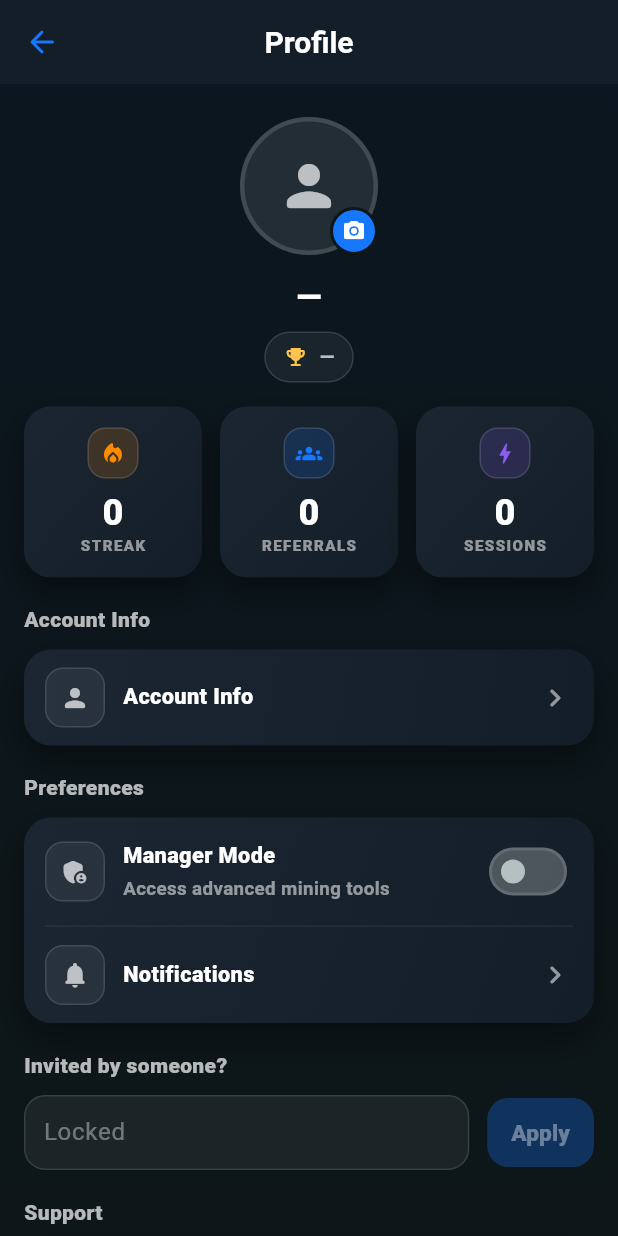
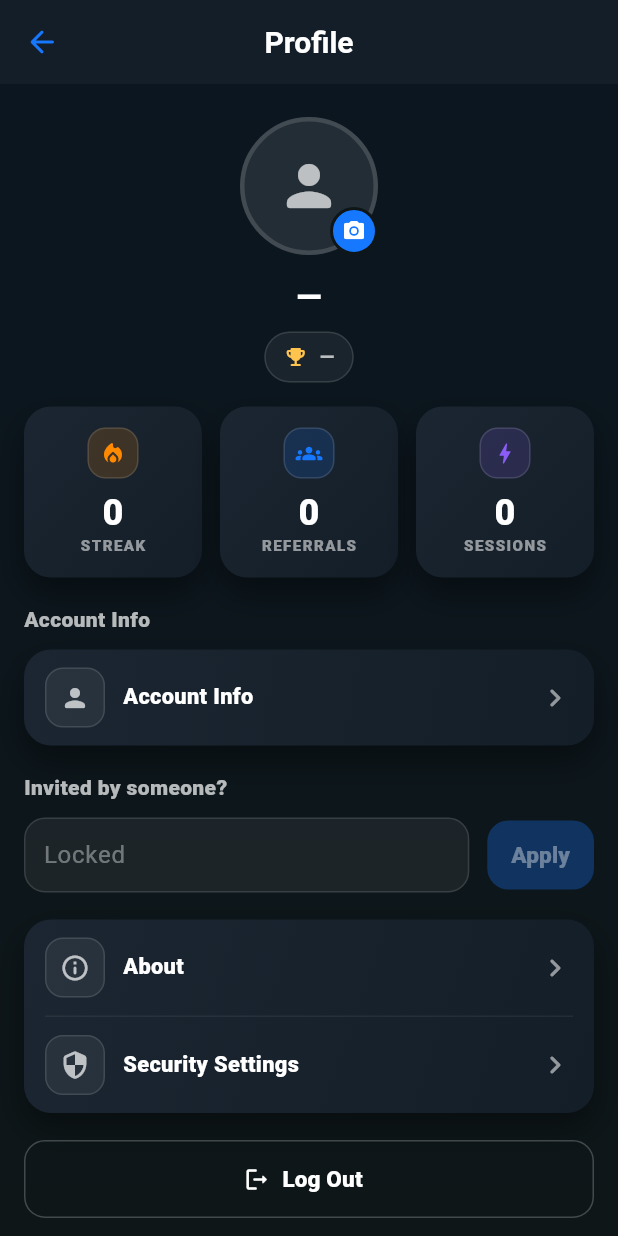
Before and after one commit to SalamMohammed/eta_network_admin_V2, a Flutter app: the ProfilePage screen opened directly, on a phone screen of 412 x 824 dp. Run offline on Flutter 3.47's test engine with Material 3 defaults, Android fonts, the phone set to English and light mode, and no system bars; our stand-ins replace cloud_firestore, file_picker, firebase_auth, firebase_core, firebase_messaging, firebase_storage and 7 more; missing offline and left inert: purchases_flutter; accounts and stored records are empty; statements that could not run were skipped.

Commit message:
V54 refactor(profile): update profile page layout and navigation
- Remove preferences section and consolidate support options into About page
- Add dedicated Security Settings page with account deletion option
- Improve text color customization in settings tiles
- Update coin creation dialog text to reflect current ecosystem messaging

```diff
--- a/lib/mobile/balance/my_coin_block.dart
+++ b/lib/mobile/balance/my_coin_block.dart
@@ -1663,7 +1663,7 @@ class _CreateCoinDialogState extends State<CreateCoinDialog> {
                       ),
                       decoration: deco(
                         'Base mining rate (coins/hour)',
-                        helperText: 'Allowed range: $_minRate – $_maxRate',
+                        helperText: 'Max Allowed : $_maxRate',
                       ),
                     ),
                     SizedBox(height: s(14)),
@@ -1800,7 +1800,7 @@ class _CreateCoinDialogState extends State<CreateCoinDialog> {
                             ),
                             TextSpan(
                               text:
-                                  'This coin is an in-app digital point used only within the ETA Network ecosystem. It is not a cryptocurrency, has no monetary value, and cannot be traded, exchanged, or redeemed for money. Any potential future use, integration, or evolution of ETA Network features will depend on platform policies, legal requirements, and community-driven decisions. No guarantees are made regarding future value or external usage.',
+                                  'This coin is part of the ETA Network ecosystem and represents participation in a growing digital community. Community coins are created by users to build, experiment, and engage within the network.ETA Network is in an early stage of development. As the ecosystem grows, new utilities, features, and integrations may be introduced based on community activity, platform evolution, and applicable guidelines.',
                               style: TextStyle(
                                 color: Colors.white70,
                                 fontWeight: FontWeight.w700,
--- a/lib/mobile/profile/profile_page.dart
+++ b/lib/mobile/profile/profile_page.dart
@@ -80,8 +80,7 @@ class _ProfilePageState extends State<ProfilePage> {
         .get();
     final statsData = statsSnap.data() ?? {};
     setState(() {
-      referralCount =
-          (statsData['active48hCount'] as num?)?.toInt() ?? 0;
+      referralCount = (statsData['active48hCount'] as num?)?.toInt() ?? 0;
     });
   }
 
@@ -153,7 +152,8 @@ class _ProfilePageState extends State<ProfilePage> {
                                     child: GestureDetector(
                                       onTap: _uploadProfileImage,
                                       child: ClipOval(
-                                        child: (thumbnailUrl != null &&
+                                        child:
+                                            (thumbnailUrl != null &&
                                                 thumbnailUrl!.isNotEmpty)
                                             ? Image.network(
                                                 thumbnailUrl!,
@@ -165,7 +165,8 @@ class _ProfilePageState extends State<ProfilePage> {
                                                             .withValues(
                                                               alpha: 0.10,
                                                             ),
-                                                    alignment: Alignment.center,
+                                                        alignment:
+                                                            Alignment.center,
                                                         child: Icon(
                                                           Icons.person_rounded,
                                                           size: s(44),
@@ -335,72 +336,72 @@ class _ProfilePageState extends State<ProfilePage> {
                       ),
                     ),
                   ),
-                  SizedBox(height: s(18)),
-                  _sectionTitle('Preferences', scale: s),
-                  SizedBox(height: s(10)),
-                  _settingsCard(
-                    scale: s,
-                    cardBg: cardBg,
-                    cardBg2: cardBg2,
-                    child: Column(
-                      children: [
-                        _settingsTile(
-                          scale: s,
-                          icon: Icons.admin_panel_settings_rounded,
-                          title: 'Manager Mode',
-                          subtitle: 'Access advanced mining tools',
-                          trailing: Theme(
-                            data: Theme.of(context).copyWith(
-                              switchTheme: SwitchThemeData(
-                                trackColor: WidgetStateProperty.resolveWith((
-                                  states,
-                                ) {
-                                  final selected = states.contains(
-                                    WidgetState.selected,
-                                  );
-                                  if (selected) return buttonBlue;
-                                  return Colors.white24;
-                                }),
-                                thumbColor: WidgetStateProperty.resolveWith((
-                                  states,
-                                ) {
-                                  final selected = states.contains(
-                                    WidgetState.selected,
-                                  );
-                                  if (selected) return Colors.white;
-                                  return Colors.white70;
-                                }),
-                              ),
-                            ),
-                            child: Switch(
-                              value: _miningService.managerEnabled,
-                              onChanged: null,
-                            ),
-                          ),
-                          onTap: null,
-                        ),
-                        Padding(
-                          padding: EdgeInsets.symmetric(horizontal: s(14)),
-                          child: Container(
-                            height: 1,
-                            color: Colors.white.withValues(alpha: 0.06),
-                          ),
-                        ),
-                        _settingsTile(
-                          scale: s,
-                          icon: Icons.notifications_rounded,
-                          title: 'Notifications',
-                          subtitle: null,
-                          trailing: Icon(
-                            Icons.chevron_right_rounded,
-                            color: Colors.white54,
-                            size: s(24),
-                          ),
-                          onTap: () {},
-                        ),
-                      ],
-                    ),
-                  ),
+                  // SizedBox(height: s(18)),
+                  // _sectionTitle('Preferences', scale: s),
+                  // SizedBox(height: s(10)),
+                  // _settingsCard(
+                  //   scale: s,
+                  //   cardBg: cardBg,
+                  //   cardBg2: cardBg2,
+                  //   child: Column(
+                  //     children: [
+                  //       _settingsTile(
+                  //         scale: s,
+                  //         icon: Icons.admin_panel_settings_rounded,
+                  //         title: 'Manager Mode',
+                  //         subtitle: 'Access advanced mining tools',
+                  //         trailing: Theme(
+                  //           data: Theme.of(context).copyWith(
+                  //             switchTheme: SwitchThemeData(
+                  //               trackColor: WidgetStateProperty.resolveWith((
+                  //                 states,
+                  //               ) {
+                  //                 final selected = states.contains(
+                  //                   WidgetState.selected,
+                  //                 );
+                  //                 if (selected) return buttonBlue;
+                  //                 return Colors.white24;
+                  //               }),
+                  //               thumbColor: WidgetStateProperty.resolveWith((
+                  //                 states,
+                  //               ) {
+                  //                 final selected = states.contains(
+                  //                   WidgetState.selected,
+                  //                 );
+                  //                 if (selected) return Colors.white;
+                  //                 return Colors.white70;
+                  //               }),
+                  //             ),
+                  //           ),
+                  //           child: Switch(
+                  //             value: _miningService.managerEnabled,
+                  //             onChanged: null,
+                  //           ),
+                  //         ),
+                  //         onTap: null,
+                  //       ),
+                  //       Padding(
+                  //         padding: EdgeInsets.symmetric(horizontal: s(14)),
+                  //         child: Container(
+                  //           height: 1,
+                  //           color: Colors.white.withValues(alpha: 0.06),
+                  //         ),
+                  //       ),
+                  //       _settingsTile(
+                  //         scale: s,
+                  //         icon: Icons.notifications_rounded,
+                  //         title: 'Notifications',
+                  //         subtitle: null,
+                  //         trailing: Icon(
+                  //           Icons.chevron_right_rounded,
+                  //           color: Colors.white54,
+                  //           size: s(24),
+                  //         ),
+                  //         onTap: () {},
+                  //       ),
+                  //     ],
+                  //   ),
+                  // ),
                   SizedBox(height: s(18)),
                   _sectionTitle('Invited by someone?', scale: s),
                   SizedBox(height: s(10)),
@@ -456,8 +457,6 @@ class _ProfilePageState extends State<ProfilePage> {
                     ],
                   ),
                   SizedBox(height: s(18)),
-                  _sectionTitle('Support', scale: s),
-                  SizedBox(height: s(10)),
                   _settingsCard(
                     scale: s,
                     cardBg: cardBg,
@@ -466,17 +465,16 @@ class _ProfilePageState extends State<ProfilePage> {
                       children: [
                         _settingsTile(
                           scale: s,
-                          icon: Icons.help_outline_rounded,
-                          title: 'FAQ',
+                          icon: Icons.info_outline_rounded,
+                          title: 'About',
                           subtitle: null,
                           trailing: Icon(
-                            Icons.open_in_new_rounded,
+                            Icons.chevron_right_rounded,
                             color: Colors.white54,
-                            size: s(18),
-                          ),
-                          onTap: () => _openLegal(context, 'FAQ', [
-                            FirestoreLegalFields.faq,
-                          ]),
+                            size: s(24),
+                          ),
+                          onTap: () =>
+                              _openAboutPage(context, s, cardBg, cardBg2),
                         ),
                         Padding(
                           padding: EdgeInsets.symmetric(horizontal: s(14)),
@@ -487,38 +485,16 @@ class _ProfilePageState extends State<ProfilePage> {
                         ),
                         _settingsTile(
                           scale: s,
-                          icon: Icons.description_rounded,
-                          title: 'White Paper',
+                          icon: Icons.security_rounded,
+                          title: 'Security Settings',
                           subtitle: null,
                           trailing: Icon(
-                            Icons.description_outlined,
+                            Icons.chevron_right_rounded,
                             color: Colors.white54,
-                            size: s(18),
-                          ),
-                          onTap: () => _openLegal(context, 'White Paper', [
-                            FirestoreLegalFields.whitePaper,
-                          ]),
-                        ),
-                        Padding(
-                          padding: EdgeInsets.symmetric(horizontal: s(14)),
-                          child: Container(
-                            height: 1,
-                            color: Colors.white.withValues(alpha: 0.06),
-                          ),
-                        ),
-                        _settingsTile(
-                          scale: s,
-                          icon: Icons.mail_outline_rounded,
-                          title: 'Contact Us',
-                          subtitle: null,
-                          trailing: Icon(
-                            Icons.mail_outline_rounded,
-                            color: Colors.white54,
-                            size: s(18),
-                          ),
-                          onTap: () => _openLegal(context, 'Contact Us', [
-                            FirestoreLegalFields.contactUs,
-                          ]),
+                            size: s(24),
+                          ),
+                          onTap: () =>
+                              _openSecurityPage(context, s, cardBg, cardBg2),
                         ),
                       ],
                     ),
@@ -560,9 +536,174 @@ class _ProfilePageState extends State<ProfilePage> {
                       ),
                     ),
                   ),
-                  SizedBox(height: s(8)),
-                  TextButton(
-                    onPressed: () async {
+                  SizedBox(height: s(18)),
+                  Center(
+                    child: Text(
+                      '© ${DateTime.now().year} ETA Network',
+                      style: TextStyle(
+                        fontSize: s(12),
+                        color: Colors.white38,
+                        fontWeight: FontWeight.w600,
+                      ),
+                    ),
+                  ),
+                  SizedBox(height: s(10)),
+                ],
+              ),
+            );
+          },
+        ),
+      ),
+    );
+  }
+
+  void _openAboutPage(
+    BuildContext context,
+    double Function(double) s,
+    Color cardBg,
+    Color cardBg2,
+  ) {
+    Navigator.push(
+      context,
+      MaterialPageRoute(
+        builder: (ctx) => Scaffold(
+          appBar: AppBar(
+            title: const Text('About'),
+            centerTitle: true,
+            leading: IconButton(
+              icon: const Icon(Icons.arrow_back_rounded),
+              onPressed: () => Navigator.pop(ctx),
+            ),
+          ),
+          body: Container(
+            decoration: const BoxDecoration(
+              gradient: LinearGradient(
+                begin: Alignment.topCenter,
+                end: Alignment.bottomCenter,
+                colors: [Color(0xFF0B1620), Color(0xFF0E1618)],
+              ),
+            ),
+            child: ListView(
+              padding: EdgeInsets.all(s(16)),
+              children: [
+                _settingsCard(
+                  scale: s,
+                  cardBg: cardBg,
+                  cardBg2: cardBg2,
+                  child: Column(
+                    children: [
+                      _settingsTile(
+                        scale: s,
+                        icon: Icons.help_outline_rounded,
+                        title: 'FAQ',
+                        subtitle: null,
+                        trailing: Icon(
+                          Icons.open_in_new_rounded,
+                          color: Colors.white54,
+                          size: s(18),
+                        ),
+                        onTap: () => _openLegal(context, 'FAQ', [
+                          FirestoreLegalFields.faq,
+                        ]),
+                      ),
+                      Padding(
+                        padding: EdgeInsets.symmetric(horizontal: s(14)),
+                        child: Container(
+                          height: 1,
+                          color: Colors.white.withValues(alpha: 0.06),
+                        ),
+                      ),
+                      _settingsTile(
+                        scale: s,
+                        icon: Icons.description_rounded,
+                        title: 'White Paper',
+                        subtitle: null,
+                        trailing: Icon(
+                          Icons.description_outlined,
+                          color: Colors.white54,
+                          size: s(18),
+                        ),
+                        onTap: () => _openLegal(context, 'White Paper', [
+                          FirestoreLegalFields.whitePaper,
+                        ]),
+                      ),
+                      Padding(
+                        padding: EdgeInsets.symmetric(horizontal: s(14)),
+                        child: Container(
+                          height: 1,
+                          color: Colors.white.withValues(alpha: 0.06),
+                        ),
+                      ),
+                      _settingsTile(
+                        scale: s,
+                        icon: Icons.mail_outline_rounded,
+                        title: 'Contact Us',
+                        subtitle: null,
+                        trailing: Icon(
+                          Icons.mail_outline_rounded,
+                          color: Colors.white54,
+                          size: s(18),
+                        ),
+                        onTap: () => _openLegal(context, 'Contact Us', [
+                          FirestoreLegalFields.contactUs,
+                        ]),
+                      ),
+                    ],
+                  ),
+                ),
+              ],
+            ),
+          ),
+        ),
+      ),
+    );
+  }
+
+  void _openSecurityPage(
+    BuildContext context,
+    double Function(double) s,
+    Color cardBg,
+    Color cardBg2,
+  ) {
+    Navigator.push(
+      context,
+      MaterialPageRoute(
+        builder: (ctx) => Scaffold(
+          appBar: AppBar(
+            title: const Text('Security Settings'),
+            centerTitle: true,
+            leading: IconButton(
+              icon: const Icon(Icons.arrow_back_rounded),
+              onPressed: () => Navigator.pop(ctx),
+            ),
+          ),
+          body: Container(
+            decoration: const BoxDecoration(
+              gradient: LinearGradient(
+                begin: Alignment.topCenter,
+                end: Alignment.bottomCenter,
+                colors: [Color(0xFF0B1620), Color(0xFF0E1618)],
+              ),
+            ),
+            child: ListView(
+              padding: EdgeInsets.all(s(16)),
+              children: [
+                _settingsCard(
+                  scale: s,
+                  cardBg: cardBg,
+                  cardBg2: cardBg2,
+                  child: _settingsTile(
+                    scale: s,
+                    icon: Icons.delete_forever_rounded,
+                    title: 'Delete Account',
+                    subtitle: 'Permanently delete your account and data',
+                    textColor: Colors.redAccent,
+                    trailing: Icon(
+                      Icons.chevron_right_rounded,
+                      color: Colors.white54,
+                      size: s(24),
+                    ),
+                    onTap: () async {
                       final ok = await showDialog<bool>(
                         context: context,
                         barrierDismissible: true,
@@ -579,6 +720,10 @@ class _ProfilePageState extends State<ProfilePage> {
                               ),
                               ElevatedButton(
                                 onPressed: () => Navigator.pop(ctx, true),
+                                style: ElevatedButton.styleFrom(
+                                  backgroundColor: Colors.red,
+                                  foregroundColor: Colors.white,
+                                ),
                                 child: const Text('Delete'),
                               ),
                             ],
@@ -588,44 +733,11 @@ class _ProfilePageState extends State<ProfilePage> {
                       if (ok != true) return;
                       await _deleteAccount();
                     },
-                    style: TextButton.styleFrom(
-                      foregroundColor: Colors.redAccent,
-                    ),
-                    child: Text(
-                      'Delete Account',
-                      style: TextStyle(
-                        fontWeight: FontWeight.w800,
-                        fontSize: s(13.5),
-                      ),
-                    ),
-                  ),
-                  SizedBox(height: s(8)),
-                  Center(
-                    child: Text(
-                      'App Version 2.4.1 (Build 890)',
-                      style: TextStyle(
-                        fontSize: s(12),
-                        color: Colors.white38,
-                        fontWeight: FontWeight.w600,
-                      ),
-                    ),
-                  ),
-                  SizedBox(height: s(6)),
-                  Center(
-                    child: Text(
-                      '© 2024 ETA Network',
-                      style: TextStyle(
-                        fontSize: s(12),
-                        color: Colors.white38,
-                        fontWeight: FontWeight.w600,
-                      ),
-                    ),
-                  ),
-                  SizedBox(height: s(10)),
-                ],
-              ),
-            );
-          },
+                  ),
+                ),
+              ],
+            ),
+          ),
         ),
       ),
     );
@@ -833,6 +945,7 @@ class _ProfilePageState extends State<ProfilePage> {
     required String? subtitle,
     required Widget trailing,
     required VoidCallback? onTap,
+    Color? textColor,
   }) {
     return InkWell(
       onTap: onTap,
@@ -864,7 +977,7 @@ class _ProfilePageState extends State<ProfilePage> {
                     style: TextStyle(
                       fontSize: scale(14.5),
                       fontWeight: FontWeight.w800,
-                      color: Colors.white,
+                      color: textColor ?? Colors.white,
                     ),
                   ),
                   if (subtitle != null) ...[
```
Lines whose indentation alone changed are shown as unchanged.
